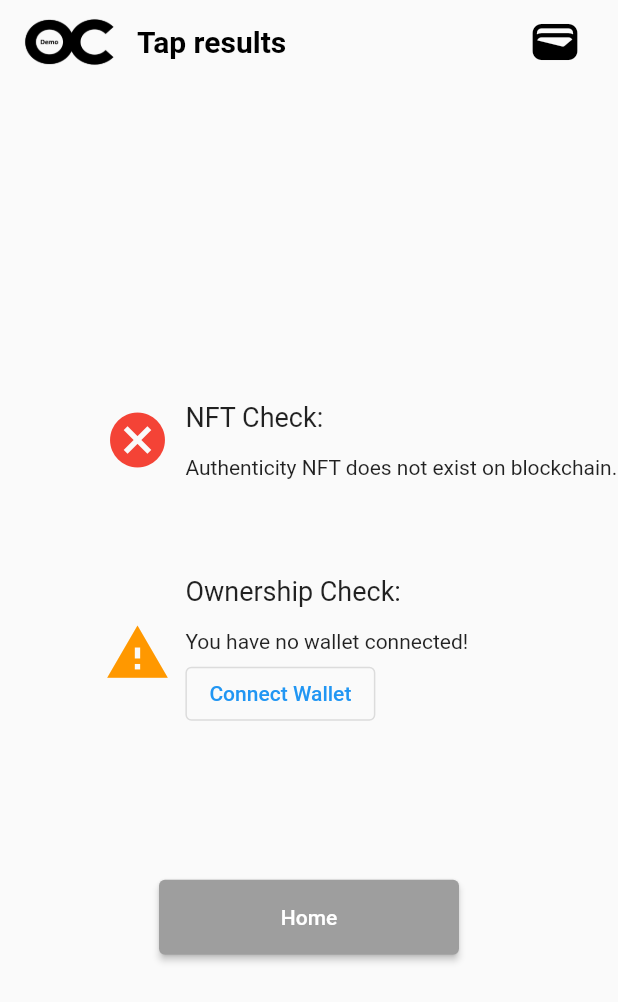
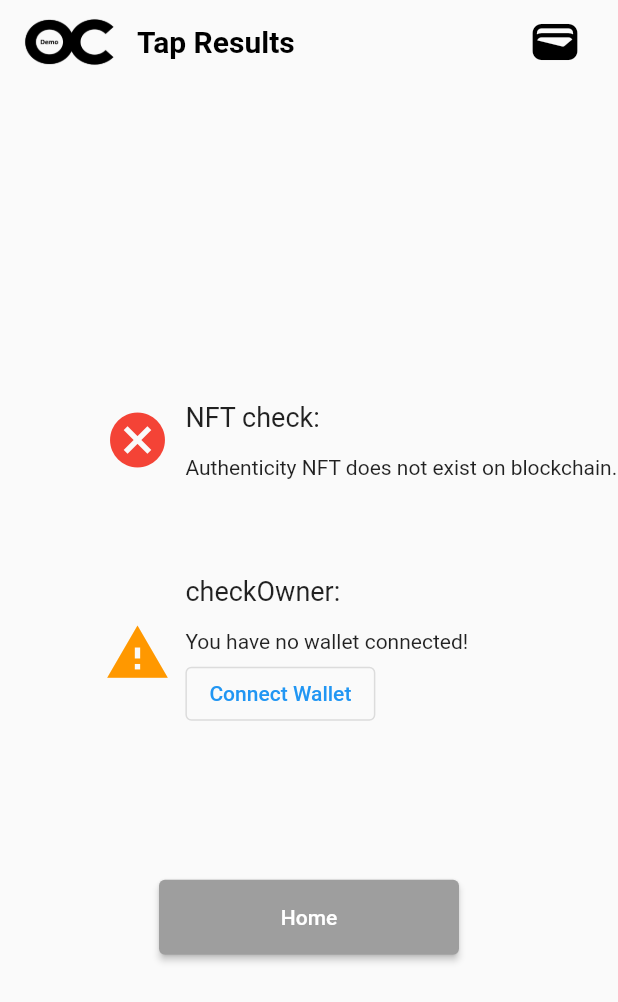
Before and after one commit to OwnerChip/oc-app, a Flutter app: the UserScanResultsScreen screen opened directly with empty values, on a phone screen of 412 x 824 dp. Shown: the top 1002 px of the screen. Run offline on Flutter 3.47's test engine with Material 2 defaults, Android fonts, the phone set to English and light mode, and no system bars; our stand-ins replace cross_file, dio, flutter_dotenv, flutter_riverpod, image_picker; missing offline and left inert: nfc_manager, walletconnect_dart, walletconnect_secure_storage, web3dart; generated files the repository leaves out were written again.

Commit message:
add texts to translations

```diff
--- a/lib/screens/UserScanResultsScreen.dart
+++ b/lib/screens/UserScanResultsScreen.dart
@@ -31,7 +31,7 @@ class UserScanResultsScreen extends StatelessWidget {
         extendBodyBehindAppBar: true,
         appBar: AppBarWithLogo(
           loginFunction: loginWithMetaMask,
-          text: 'Tap results',
+          text: context.loc.tapResults,
           connectedWallet: connector!.session?.accounts!.isEmpty == true
               ? null
               : connector!.session?.accounts![0].toLowerCase(),
@@ -65,7 +65,8 @@ class UserScanResultsScreen extends StatelessWidget {
                     child: Column(
                       crossAxisAlignment: CrossAxisAlignment.start,
                       children: [
-                        Text('NFT Check: ', style: TextStyle(fontSize: 18)),
+                        Text('${context.loc.nftCheck}: ',
+                            style: TextStyle(fontSize: 18)),
                         const SizedBox(height: 15),
                         navArgs.chipIsInitialized
                             ? Column(
@@ -91,9 +92,9 @@ class UserScanResultsScreen extends StatelessWidget {
                                                 text:
                                                     navArgs.chipWalletAddress));
                                             ScaffoldMessenger.of(context)
-                                                .showSnackBar(const SnackBar(
-                                                    content: Text(
-                                                        'Chip wallet address copied to clipboard')));
+                                                .showSnackBar(SnackBar(
+                                                    content: Text(context
+                                                        .loc.addressCopied)));
                                           },
                                           icon: const Icon(Icons.copy))
                                     ],
@@ -111,11 +112,10 @@ class UserScanResultsScreen extends StatelessWidget {
                                                     navArgs.tokenId,
                                                     navArgs.chipWalletAddress));
                                       },
-                                      child: const Text('View NFT Details'))
+                                      child: Text(context.loc.viewNftDetails))
                                 ],
                               )
-                            : const Text(
-                                'Authenticity NFT does not exist on blockchain.',
+                            : Text(context.loc.nftNotFound,
                                 style: TextStyle(fontSize: 14)),
                       ],
                     )),
@@ -157,14 +157,14 @@ class UserScanResultsScreen extends StatelessWidget {
                     child: Column(
                       crossAxisAlignment: CrossAxisAlignment.start,
                       children: [
-                        Text('Ownership Check: ',
+                        Text('${context.loc.checkOwner}: ',
                             style: const TextStyle(fontSize: 18)),
                         const SizedBox(height: 15),
                         connector!.session.accounts.isEmpty
                             ? Column(
                                 crossAxisAlignment: CrossAxisAlignment.start,
                                 children: [
-                                  const Text('You have no wallet connected!',
+                                  Text(context.loc.noWalletConnected,
                                       style: TextStyle(fontSize: 14)),
                                   const SizedBox(height: 3),
                                   connector!.session!.accounts!.isEmpty
@@ -172,7 +172,8 @@ class UserScanResultsScreen extends StatelessWidget {
                                           onPressed: (() => {
                                                 loginWithMetaMask!(context),
                                               }),
-                                          child: Text('Connect Wallet'))
+                                          child:
+                                              Text(context.loc.connectWallet))
                                       : Container()
                                 ],
                               )
@@ -182,18 +183,16 @@ class UserScanResultsScreen extends StatelessWidget {
                                     crossAxisAlignment:
                                         CrossAxisAlignment.start,
                                     children: [
-                                      const Text(
-                                          'You are the owner of this NFT!',
+                                      Text(context.loc.youAreNftOwner,
                                           style: TextStyle(fontSize: 14)),
                                       const SizedBox(height: 3),
                                       OutlinedButton(
                                           onPressed: (() => {launchWallet()}),
-                                          child:
-                                              Text('Open wallet to view NFT'))
+                                          child: Text(
+                                              context.loc.openWalletToView))
                                     ],
                                   )
-                                : const Text(
-                                    'There is no ownership NFT in your wallet.',
+                                : Text(context.loc.noNftInWallet,
                                     style: TextStyle(fontSize: 14)),
                       ],
                     )),
@@ -209,7 +208,7 @@ class UserScanResultsScreen extends StatelessWidget {
                     ),
                     onPressed: () =>
                         {Navigator.pushReplacementNamed(context, '/login')},
-                    child: Text('Home')))
+                    child: Text(context.loc.home)))
           ]),
         )));
   }
```
Also changed, not shown: lib/l10n/app_de.arb (+11 -1 lines), lib/l10n/app_en.arb (+11 -1 lines).
